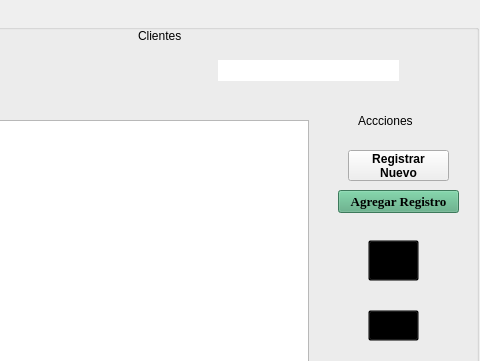
JeffersonFarCar/Sistema-de-Registro-de-Hotel, file Sistema_de_Registro_de_Hotel/gui_menu_cliente.ui: the form before one commit; both pictures show x 122 to 602 and y 0 to 361 of the 602 by 474 pixel window.
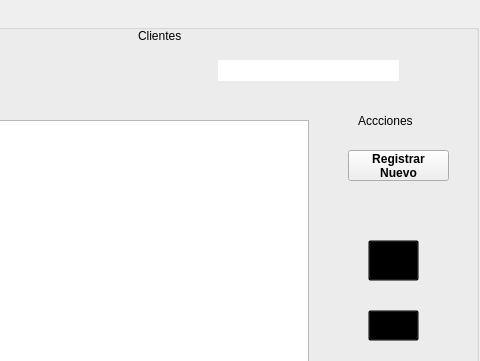
The form after the commit. Icons and pictures are not drawn.

Commit message: actualizacion Cliente- Ver datos en tabla

The edit to the form file:
```diff
--- a/Sistema_de_Registro_de_Hotel/gui_menu_cliente.ui
+++ b/Sistema_de_Registro_de_Hotel/gui_menu_cliente.ui
@@ -260,40 +260,6 @@
      <bool>false</bool>
     </attribute>
    </widget>
-   <widget class="QPushButton" name="pushButton_2">
-    <property name="geometry">
-     <rect>
-      <x>440</x>
-      <y>180</y>
-      <width>121</width>
-      <height>23</height>
-     </rect>
-    </property>
-    <property name="font">
-     <font>
-      <family>Times New Roman</family>
-      <pointsize>10</pointsize>
-      <weight>75</weight>
-      <bold>true</bold>
-     </font>
-    </property>
-    <property name="cursor">
-     <cursorShape>PointingHandCursor</cursorShape>
-    </property>
-    <property name="autoFillBackground">
-     <bool>false</bool>
-    </property>
-    <property name="styleSheet">
-     <string notr="true">#pushButton_2{
-	border-color: rgb(85, 170, 127);
-alternate-background-color: rgb(85, 170, 127);
-	background-color: rgb(85, 170, 127);
-}</string>
-    </property>
-    <property name="text">
-     <string>Agregar Registro</string>
-    </property>
-   </widget>
    <widget class="QPushButton" name="pushButtonB3">
     <property name="geometry">
      <rect>
```
The commit also changes 6 other files.
